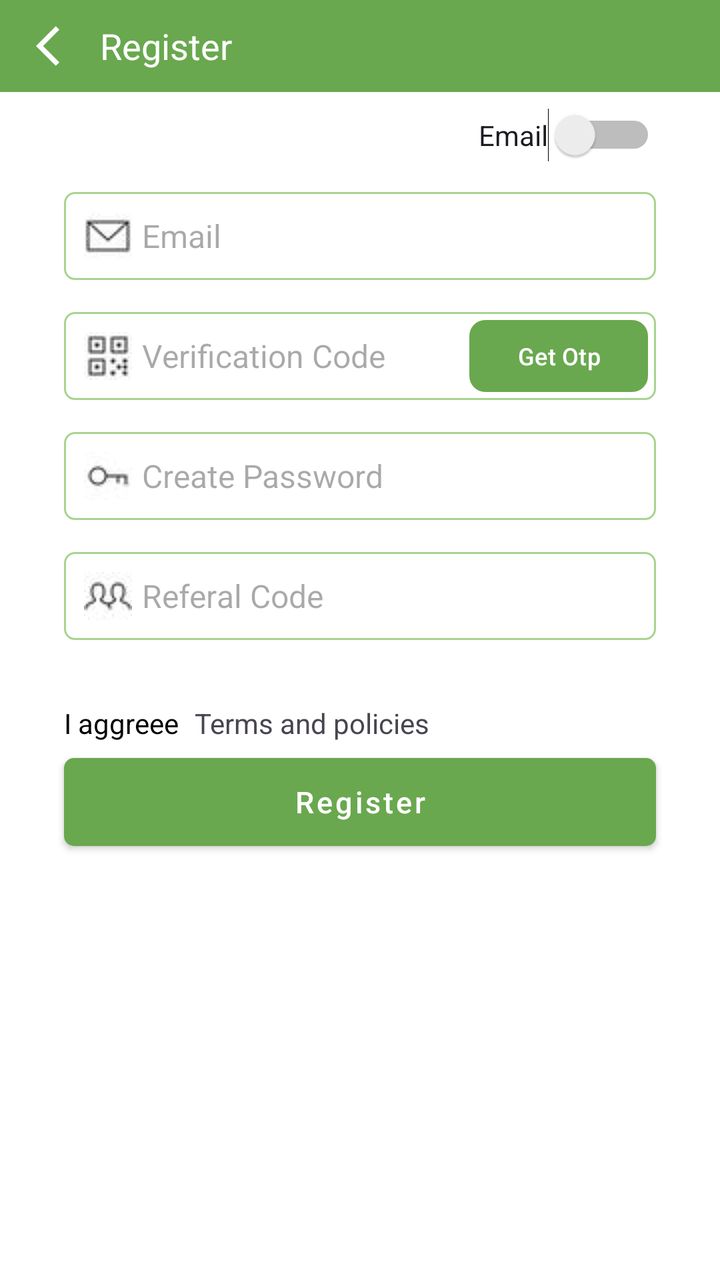
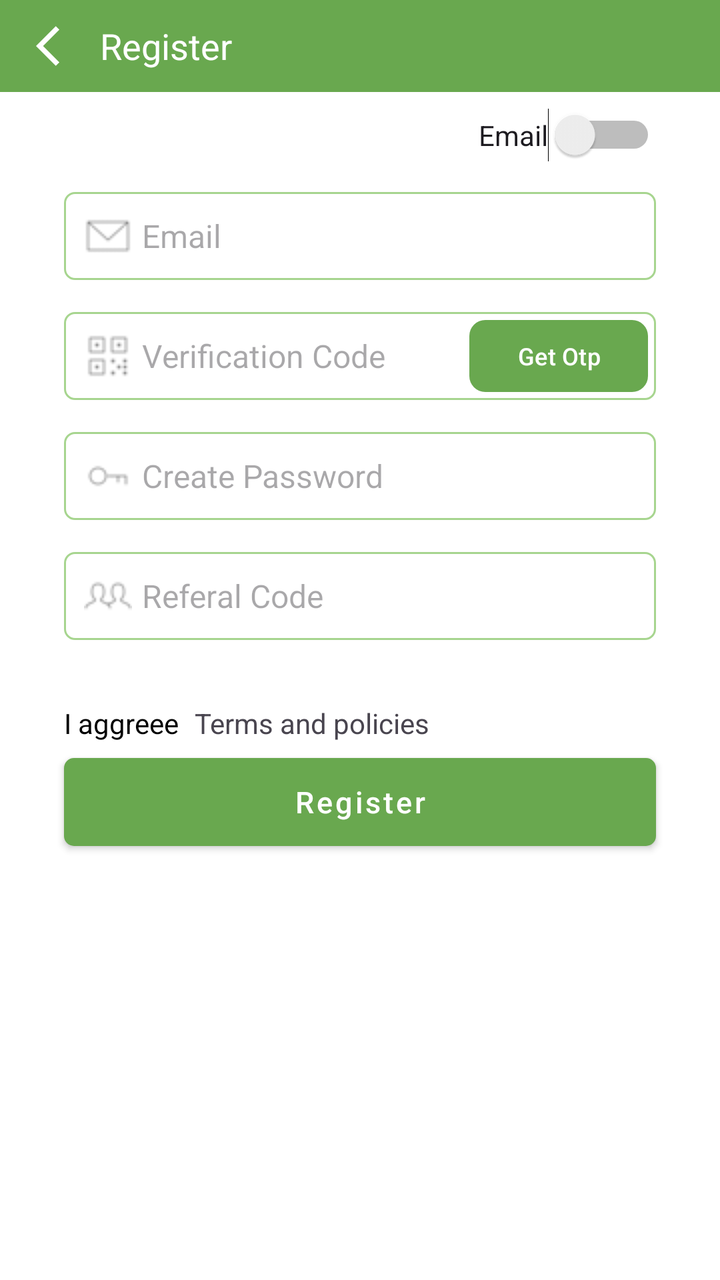

Before-and-after screenshots of an Android layout around one commit, followed by the original layout XML and the change that was made.
<!-- AndroidManifest.xml: application theme Theme.VictoryGame -->
<!-- res/layout/fragment_register.xml -->
<?xml version="1.0" encoding="utf-8"?>
<androidx.constraintlayout.widget.ConstraintLayout xmlns:android="http://schemas.android.com/apk/res/android"
    xmlns:app="http://schemas.android.com/apk/res-auto"
    xmlns:tools="http://schemas.android.com/tools"
    android:layout_width="match_parent"
    android:layout_height="match_parent"
    tools:context=".fragments.Register">

    <EditText
        android:id="@+id/register_email"
        style="@style/EditTextStyle"
        android:layout_width="0dp"
        android:layout_height="wrap_content"
        android:layout_marginStart="32dp"
        android:layout_marginTop="50dp"
        android:layout_marginEnd="32dp"
        android:width="0dp"
        android:drawableStart="@drawable/mail"
        android:hint="Email"
        android:visibility="visible"
        app:layout_constraintEnd_toEndOf="parent"
        app:layout_constraintHorizontal_bias="1.0"
        app:layout_constraintStart_toStartOf="parent"
        app:layout_constraintTop_toBottomOf="@+id/textView7" />

    <EditText
        android:id="@+id/register_phone"
        android:layout_width="0dp"
        android:layout_height="wrap_content"
        android:layout_marginStart="32dp"
        android:layout_marginTop="50dp"
        android:layout_marginEnd="32dp"
        android:width="0dp"
        android:background="@drawable/bg_square_box"
        android:ems="10"
        android:hint="Phone"
        android:inputType="phone"
        android:padding="10dp"
        android:visibility="gone"
        app:layout_constraintEnd_toEndOf="parent"
        app:layout_constraintHorizontal_bias="1.0"
        app:layout_constraintStart_toStartOf="parent"
        app:layout_constraintTop_toBottomOf="@+id/textView7" />

    <EditText
        android:id="@+id/register_otp"
        style="@style/EditTextStyle"
        android:layout_width="0dp"
        android:layout_height="wrap_content"
        android:layout_marginStart="32dp"
        android:layout_marginTop="16dp"
        android:layout_marginEnd="32dp"
        android:width="0dp"
        android:drawableStart="@drawable/code"
        android:ems="10"
        android:hint="Verification Code"
        android:inputType="numberSigned"
        android:padding="10dp"
        app:layout_constraintEnd_toEndOf="parent"
        app:layout_constraintStart_toStartOf="parent"
        app:layout_constraintTop_toBottomOf="@+id/register_email" />

    <Button
        android:id="@+id/register_btn"
        style="@style/FillButtonStyle"
        android:layout_width="0dp"
        android:layout_marginStart="32dp"
        android:layout_marginEnd="32dp"
        android:padding="0dp"
        android:text="Register"
        app:layout_constraintEnd_toEndOf="parent"
        app:layout_constraintStart_toStartOf="parent"
        app:layout_constraintTop_toBottomOf="@+id/checkedTextView" />

    <EditText
        android:id="@+id/register_password"
        style="@style/EditTextStyle"
        android:layout_width="0dp"
        android:layout_height="wrap_content"
        android:layout_marginStart="32dp"
        android:layout_marginTop="16dp"
        android:layout_marginEnd="32dp"
        android:width="0dp"
        android:drawableStart="@drawable/password"
        android:ems="10"
        android:hint="Create Password"
        android:inputType="textPassword"
        android:padding="10dp"
        app:layout_constraintEnd_toEndOf="parent"
        app:layout_constraintStart_toStartOf="parent"
        app:layout_constraintTop_toBottomOf="@+id/register_otp" />

    <EditText
        android:id="@+id/register_refral"
        style="@style/EditTextStyle"
        android:layout_width="0dp"
        android:layout_height="wrap_content"
        android:layout_marginStart="32dp"
        android:layout_marginTop="16dp"
        android:layout_marginEnd="32dp"
        android:width="0dp"
        android:drawableStart="@drawable/people"
        android:ems="10"
        android:hint="Referal Code"
        android:inputType="text"
        android:padding="10dp"
        android:singleLine="true"
        app:layout_constraintEnd_toEndOf="parent"
        app:layout_constraintStart_toStartOf="parent"
        app:layout_constraintTop_toBottomOf="@+id/register_password" />

    <Button
        android:id="@+id/otp_btn_register"
        android:layout_width="wrap_content"
        android:layout_height="0dp"
        android:layout_marginEnd="4dp"
        android:text="Get Otp"
        android:textAllCaps="false"
        android:textSize="12sp"
        app:cornerRadius="8dp"
        app:layout_constraintBottom_toBottomOf="@+id/register_otp"
        app:layout_constraintEnd_toEndOf="@+id/register_otp"
        app:layout_constraintTop_toTopOf="@+id/register_otp" />

    <CheckedTextView
        android:id="@+id/checkedTextView"
        android:layout_width="wrap_content"
        android:layout_height="wrap_content"
        android:layout_marginStart="32dp"
        android:layout_marginTop="32dp"
        android:checked="true"
        android:gravity="center_vertical"
        android:text="I aggreee"
        app:layout_constraintStart_toStartOf="parent"
        app:layout_constraintTop_toBottomOf="@+id/register_refral" />

    <TextView
        android:id="@+id/textView6"
        android:layout_width="0dp"
        android:layout_height="wrap_content"
        android:layout_marginStart="8dp"
        android:layout_marginEnd="32dp"
        android:text="Terms and policies"
        app:layout_constraintBottom_toBottomOf="@+id/checkedTextView"
        app:layout_constraintEnd_toEndOf="parent"
        app:layout_constraintStart_toEndOf="@+id/checkedTextView"
        app:layout_constraintTop_toTopOf="@+id/checkedTextView" />

    <TextView
        android:id="@+id/textView7"
        style="@style/ToolBarStyle"
        android:text="Register"
        app:layout_constraintEnd_toEndOf="parent"
        app:layout_constraintStart_toStartOf="parent"
        app:layout_constraintTop_toTopOf="parent" />

    <ImageButton
        android:id="@+id/back_register"
        android:layout_width="wrap_content"
        android:layout_height="0dp"
        android:background="@android:color/transparent"
        android:padding="10dp"
        android:paddingStart="18dp"
        android:paddingEnd="8dp"
        android:src="@drawable/baseline_arrow_back_ios_24"
        app:layout_constraintBottom_toBottomOf="@+id/textView7"
        app:layout_constraintStart_toStartOf="parent"
        app:layout_constraintTop_toTopOf="@+id/textView7" />

    <Switch
        android:id="@+id/registerSwitch"
        android:layout_width="wrap_content"
        android:layout_height="wrap_content"
        android:layout_marginTop="8dp"
        android:layout_marginEnd="32dp"
        android:text="Email"
        android:visibility="visible"
        app:layout_constraintEnd_toEndOf="parent"
        app:layout_constraintTop_toBottomOf="@+id/textView7" />

</androidx.constraintlayout.widget.ConstraintLayout>
<!-- resources referenced by this layout -->
<resources>
  <!-- drawable baseline_arrow_back_ios_24 (drawable) -->
  <vector android:autoMirrored="true" android:height="24dp"
      android:tint="@color/light_text" android:viewportHeight="24"
      android:viewportWidth="24" android:width="24dp" xmlns:android="http://schemas.android.com/apk/res/android">
      <path android:fillColor="@color/dark_text" android:pathData="M11.67,3.87L9.9,2.1 0,12l9.9,9.9 1.77,-1.77L3.54,12z"/>
  </vector>
  <!-- drawable bg_square_box (drawable) -->
  <?xml version="1.0" encoding="utf-8"?>
  <shape android:shape="rectangle" xmlns:android="http://schemas.android.com/apk/res/android">
  <stroke android:color="@color/green_accent" android:width="1dp"/>
      <corners android:radius="5dp"/>
  </shape>
  <!-- drawable code: jpg bitmap (drawable, 439 bytes) -->
  <!-- drawable mail: jpg bitmap (drawable, 419 bytes) -->
  <!-- drawable password: jpg bitmap (drawable, 353 bytes) -->
  <!-- drawable people: jpg bitmap (drawable, 438 bytes) -->
  <style name="EditTextStyle" parent="@style/Widget.AppCompat.TextView">
          <item name="android:background">@drawable/bg_square_box</item>
          <item name="android:textSize">16sp</item>
          <item name="android:padding">10dp</item>
          <item name="android:inputType">text</item>
          <item name="android:drawablePadding">5dp</item>
      </style>
  <style name="FillButtonStyle" parent="@style/Widget.MaterialComponents.Button">
          <item name="cornerRadius">5dp</item>
          <item name="android:textAllCaps">false</item>
          <item name="android:textSize">15sp</item>
          <item name="android:insetTop">8dp</item>
          <item name="android:insetBottom">8dp</item>
          <item name="android:layout_height">60dp</item>
      </style>
  <style name="ToolBarStyle" parent="@style/Widget.AppCompat.TextView">
          <item name="android:layout_width">0dp</item>
          <item name="android:layout_height">46dp</item>
          <item name="android:background">?attr/colorPrimary</item>
          <item name="android:textColor">?attr/colorOnPrimary</item>
          <item name="android:gravity">center_vertical</item>
          <item name="android:paddingStart">50dp</item>
          <item name="android:textSize">18sp</item>
      </style>
  <style name="Theme.VictoryGame" parent="Base.Theme.VictoryGame" />
  <color name="light_text">#FFFFFF</color>
  <color name="dark_text">#000000</color>
  <color name="green_accent">#A7D58F</color>
  <style name="Base.Theme.VictoryGame" parent="Theme.Material3.DayNight.NoActionBar">
          
          <item name="colorPrimary">@color/green_primary</item>
          <item name="colorPrimaryDark">@color/green_primary_dark</item>
          <item name="colorAccent">@color/green_accent</item>
          <item name="colorOnPrimary">@color/light_text</item>
          <item name="android:windowBackground">@color/light_background</item>
          <item name="android:textColorPrimary">@color/dark_text</item>
          <item name="android:textColorSecondary">@color/light_text_secondary</item>
          <item name="colorContainer">@color/light_bg</item>
  
  
      </style>
  <color name="green_primary">#69A84F</color>
  <color name="green_primary_dark">#4D7F42</color>
  <color name="light_background">#FFFFFF</color>
  <color name="light_text_secondary">#666666</color>
  <color name="light_bg">#F4F4F4</color>
</resources>

<!-- the commit's change to res/layout/fragment_register.xml (unified diff, before → after) -->
@@ -15,7 +15,7 @@
         android:layout_marginTop="50dp"
         android:layout_marginEnd="32dp"
         android:width="0dp"
-        android:drawableStart="@drawable/mail"
+        android:drawableStart="@drawable/message"
         android:hint="Email"
         android:visibility="visible"
         app:layout_constraintEnd_toEndOf="parent"
@@ -51,7 +51,7 @@
         android:layout_marginTop="16dp"
         android:layout_marginEnd="32dp"
         android:width="0dp"
-        android:drawableStart="@drawable/code"
+        android:drawableStart="@drawable/qr"
         android:ems="10"
         android:hint="Verification Code"
         android:inputType="numberSigned"
@@ -81,7 +81,7 @@
         android:layout_marginTop="16dp"
         android:layout_marginEnd="32dp"
         android:width="0dp"
-        android:drawableStart="@drawable/password"
+        android:drawableStart="@drawable/key"
         android:ems="10"
         android:hint="Create Password"
         android:inputType="textPassword"
<!-- resource entries referenced after the edit -->
@@ -12,10 +12,10 @@
   <stroke android:color="@color/green_accent" android:width="1dp"/>
       <corners android:radius="5dp"/>
   </shape>
-  <!-- drawable code: jpg bitmap (drawable, 439 bytes) -->
-  <!-- drawable mail: jpg bitmap (drawable, 419 bytes) -->
-  <!-- drawable password: jpg bitmap (drawable, 353 bytes) -->
-  <!-- drawable people: jpg bitmap (drawable, 438 bytes) -->
+  <!-- drawable key: png bitmap (drawable, 545 bytes) -->
+  <!-- drawable message: png bitmap (drawable, 589 bytes) -->
+  <!-- drawable people: png bitmap (drawable, 663 bytes) -->
+  <!-- drawable qr: png bitmap (drawable, 612 bytes) -->
   <style name="EditTextStyle" parent="@style/Widget.AppCompat.TextView">
           <item name="android:background">@drawable/bg_square_box</item>
           <item name="android:textSize">16sp</item>
